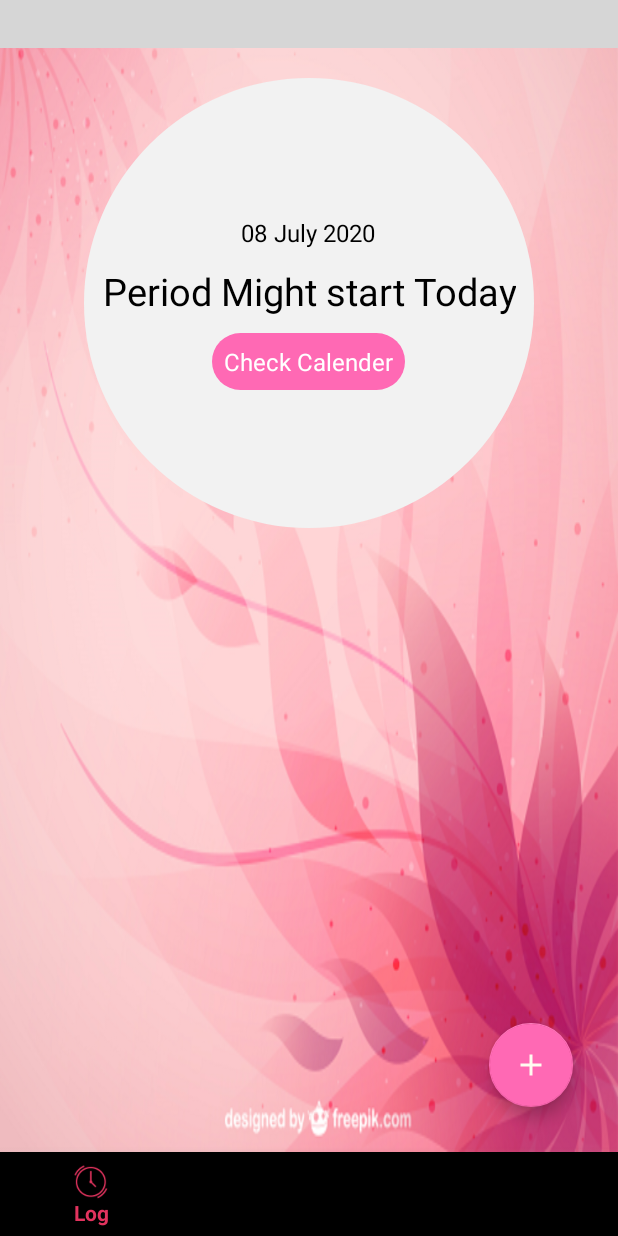
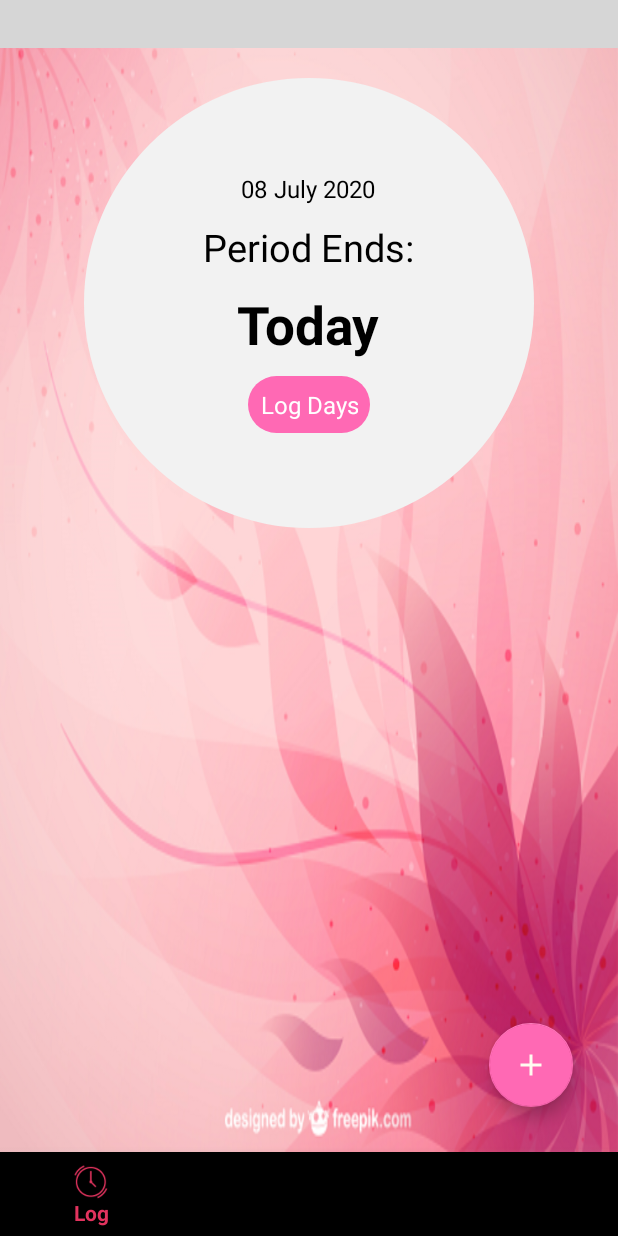
Before and after one commit to Karan326/FemApp, an Android app: the TodayFragment screen opened directly, with no data from a screen before it, on a phone screen of 412 x 824 dp. Run offline under Robolectric (Android 15) with nearby library versions, the phone set to English and light mode, and no system bars; libraries missing offline, so code that uses them is left out: com.harrywhewell.scrolldatepicker; plain views replace DayScrollDatePicker; 6 statements that could not run were skipped; grey boxes are pictures that could not be loaded.

Commit message:
graph,profile and settings update

```diff
--- a/app/src/main/java/com/example/floclone/Content_Fragments/MoreFragment.kt
+++ b/app/src/main/java/com/example/floclone/Content_Fragments/MoreFragment.kt
@@ -112,7 +112,6 @@ class MoreFragment : Fragment() {
 
                   saveOvulationValue()
 
-
               }else {
                   removeOvulationValues()
 
--- a/app/src/main/java/com/example/floclone/Content_Fragments/TodayFragment.kt
+++ b/app/src/main/java/com/example/floclone/Content_Fragments/TodayFragment.kt
@@ -27,6 +27,7 @@ class TodayFragment : Fragment() {
     lateinit var textView1: TextView
     lateinit var textView2: TextView
     lateinit var textView3: TextView
+    lateinit var textView4: TextView
     var Mwezi:String=""
 
     override fun onCreateView(inflater: LayoutInflater, container: ViewGroup?, savedInstanceState: Bundle?): View? {
@@ -39,6 +40,7 @@ class TodayFragment : Fragment() {
             textView1=view.findViewById(R.id.periodProgress)
             textView2=view.findViewById(R.id.periodProgressInfo)
             textView3=view.findViewById(R.id.predictionStatement)
+            textView4=view.findViewById(R.id.logCalenderTextView)
 
         readData()
         saveStartUp()
@@ -47,9 +49,8 @@ class TodayFragment : Fragment() {
         return view
     }
 
-    @SuppressLint("NewApi")
+    @SuppressLint("NewApi", "SimpleDateFormat")
     fun readData(){
-
 
         val sharedPreferences: SharedPreferences = context!!.getSharedPreferences("start", MODE_PRIVATE)
         val day = sharedPreferences.getInt("day",0)
@@ -61,217 +62,146 @@ class TodayFragment : Fragment() {
         scrolldatePicker.setEndDate(20,8,2020)
         scrolldatePicker.isSelected=true
 
-
-        when(month){
-
-           1 ->{
-               Mwezi="January"
-           }
-
-            2 ->{
-                Mwezi="February"
-            }
-
-            3 ->{
-                Mwezi="March"
-            }
-
-            4 ->{
-
-                Mwezi="April"
-
-            }
-
-            5 ->{
-
-                Mwezi="May"
-
-            }
-
-            6 ->{
-
-                Mwezi="June"
-            }
-
-            7 ->{
-
-                Mwezi="July"
-
-            }
-
-            8 ->{
-
-                Mwezi="August"
-
-            }
-
-            9 ->{
-
-                Mwezi="September"
-
-
-            }
-
-            10 ->{
-
-                Mwezi="October"
-
-            }
-
-            11 ->{
-
-                Mwezi="November"
-
-            }
-
-            12 ->{
-                Mwezi="December"
-
-
-            }
-
-        }
-
-
         val pref: SharedPreferences = context!!.getSharedPreferences("daysLog", MODE_PRIVATE)
         val days = pref.getInt("days",0)
 
         val cyclePref: SharedPreferences = context!!.getSharedPreferences("cycle", MODE_PRIVATE)
         val cycleDays = cyclePref.getInt("cycleDays",0)
 
-        //Here I take the date when the cycle began and add it with the cycle days to know when the next will start
+
+        checkPeriodDays(days,year,month,day,cycleDays)
+
+        //Setting Current Day for Logs
+        val myDateFormat = SimpleDateFormat("dd MMMM yyyy")
+        val currentDateAndTime = myDateFormat.format(Date())
+        textView.text = currentDateAndTime
+
+    }
+
+    @SuppressLint("SetTextI18n")
+    @RequiresApi(Build.VERSION_CODES.O)
+    fun predictFuture(cycleDays: Int, days: Int, year: Int, month: Int, day: Int) {
+
+        //Getting current date Today date
+        val  c:Calendar = Calendar.getInstance()
+        var siku:Int = c.get(Calendar.DAY_OF_MONTH)
+        val mwezi:Int= c.get(Calendar.MONTH)
+        val mwaka:Int= c.get(Calendar.YEAR)
+
+        //getting the future cycle days after I added the cycle Days
+        //Here I take the date when the cycle began and add it with the cycle days to know when the next cycle will start
         val cal: Calendar = Calendar.getInstance()
         cal.set(year,month,day)
         cal.add(Calendar.DATE,cycleDays)
-
-
-        val date = Date(cal.timeInMillis)
-        val sdf = SimpleDateFormat("dd-MMM-yyyy")
-        println(sdf.format(date))
-
-        //Setting Current Day for Logs
-        val stdf = SimpleDateFormat("dd MMMM yyyy")
-        val currentDateandTime = stdf.format(Date())
-        textView.text = currentDateandTime
-
-
-       //Getting current date Today date
-        val  c:Calendar = Calendar.getInstance()
-        val siku:Int = c.get(Calendar.DAY_OF_MONTH)
-        val mwezi:Int= c.get(Calendar.MONTH)
-        val mwaka:Int= c.get(Calendar.YEAR)
-
-
-        //getting the future cycle days after I added the cycle Days
         val sikuu:Int = cal.get(Calendar.DAY_OF_MONTH)
         val mwezii:Int= cal.get(Calendar.MONTH)
         val mwakaa:Int= cal.get(Calendar.YEAR)
-
 
 
         val end=LocalDate.of(mwakaa,mwezii,sikuu)
         val start=LocalDate.of(mwaka,mwezi,siku)
         val difference=ChronoUnit.DAYS.between(start,end)
 
-        Toast.makeText(context,"Remaining days "+difference, Toast.LENGTH_LONG).show()
+       // ToastMessage("Remaining days $difference")
 
+      if (difference.toInt() == 14){
 
-        //Ovulation usually occurs on the Mid days between the cycle days
-        //That is cycle days divided by 2
-        if (difference.toInt() == 14){
+            textView1.text="Ovulation Day"
+            textView2.text="High chance of getting pregnant"
+            textView3.text="Get Ready for Ovulation"
 
-            textView1.setText("Ovulation Day")
-            textView2.setText("High chance of getting pregnant")
-            textView3.setText("Get Ready for Ovulation")
-        }
+        }else if (difference.toInt() <= 10){
 
-        //Getting pregnant before ovulation is almost impossible
-        //The ovum has't been Released yet so fertilization can't happen
-        if (difference.toInt() <= 10){
+            textView1.text="$difference\tDays"
+            textView2.text="Low chance of getting pregnant"
+            textView3.text="Period In :"
 
-            textView1.setText(difference.toString()+"\tDays")
-            textView2.setText("Low chance of getting pregnant")
-            textView3.setText("Period In :")
+        }else if (difference.toInt() == 0){
 
-        }
-        //This is when the period starts on day 0 which is day one for the periods
-        if (difference.toInt() == 0){
+            val predictNextMonth=month+1
+            var whichYear=year
+            if (month==12){
 
+                whichYear=year+1
+                return
+            }
 
+            checkPeriodDays(days,whichYear, predictNextMonth, day, cycleDays)
+
+        }else if (difference.toInt() > 20){
+
+            val test=siku+1
+            textView1.text="Day $test"
             textView2.visibility=View.GONE
-            textView1.visibility=View.GONE
-            textView3.setText("Period Might start Today")
+            textView3.text="Current Cycle :"
 
-        }
-
-        //So basically this is the Day the period begins and we have to calculate for the next too
-        if (difference.toInt() <= 0){
-
-            predictFuture(cycleDays,days)
 
         }
 
 
     }
 
+
+    @SuppressLint("SetTextI18n")
     @RequiresApi(Build.VERSION_CODES.O)
-    fun predictFuture(cycleDays: Int, days: Int) {
+    fun checkPeriodDays(days: Int, year: Int, month: Int, day: Int, cycleDays: Int) {
 
-        //Showing the user which day of their period they are in
-        val calculate:Calendar= Calendar.getInstance()
-        calculate.add(Calendar.DATE,days)
+        val periodCalender:Calendar= Calendar.getInstance()
+        periodCalender.set(year,month,day)
+        periodCalender.add(Calendar.DATE,days)
+        val periodEndMonth=periodCalender.get(Calendar.MONTH)
+        val periodEndDay=periodCalender.get(Calendar.DAY_OF_MONTH)
+        val periodEndYear=periodCalender.get(Calendar.YEAR)
+
 
         val todayCalender:Calendar= Calendar.getInstance()
-        val todayDate=todayCalender.get(Calendar.DAY_OF_MONTH)
-        val todayMonth=todayCalender.get(Calendar.MONTH)
-        val todayYear=todayCalender.get(Calendar.YEAR)
-
-        val endPeriodDay=calculate.get(Calendar.DAY_OF_MONTH)
-        val endPeriodMonth=calculate.get(Calendar.MONTH)
-        val endPeriodYear=calculate.get(Calendar.YEAR)
+        val today:Int = todayCalender.get(Calendar.DAY_OF_MONTH)
+        val thisMonth:Int= todayCalender.get(Calendar.MONTH)
+        val thisYear:Int= todayCalender.get(Calendar.YEAR)
 
 
-        val PeriodStarts=LocalDate.of(todayYear,todayMonth,todayDate)
-        val PeriodEnds=LocalDate.of(endPeriodYear,endPeriodMonth,endPeriodDay)
+        val endDate=LocalDate.of(periodEndYear,periodEndMonth,periodEndDay)
+        val todaysDate=LocalDate.of(thisYear,thisMonth,today)
+        val differenceBtwnToday=ChronoUnit.DAYS.between(todaysDate,endDate)
 
+        /*ToastMessage("$periodEndDay/$periodEndMonth/$periodEndYear")
+       ToastMessage("$today/$thisMonth/$thisYear")*/
 
-        val calculatedDays=ChronoUnit.DAYS.between(PeriodStarts,PeriodEnds)
+        var dayOrDays=""
 
+        if (differenceBtwnToday.toInt()>2){
+            dayOrDays="Days"
 
-        val number_of_days:Int=calculatedDays.toInt()
-        Toast.makeText(context,"Period will End in"+number_of_days.toInt()+"\t Days",Toast.LENGTH_LONG).show()
+            textView1.text="$differenceBtwnToday $dayOrDays"
+            textView2.visibility=View.GONE
+            textView3.text="Period Ends In :"
+            textView4.text="Log Days"
+
+        }else if(differenceBtwnToday.toInt() == 0){
+
+            dayOrDays="Today"
+
+            textView1.text= dayOrDays
+            textView2.visibility=View.GONE
+            textView3.text="Period Ends:"
+            textView4.text="Log Days"
+
+        }else if(differenceBtwnToday.toInt() < 0){
+
+           predictFuture(cycleDays, days,year, month,day)
 
 
 
-        //So basically here is day 1 of the period
-        //I want to calculate the next period when it'll begin
-        //I will still use the data achieved which was the cycle days
+        }
 
-        //Getting the Calender date for that day so that I can add the next Month Period
-        val  c:Calendar = Calendar.getInstance()
-        val siku:Int = c.get(Calendar.DAY_OF_MONTH)
-        val mwezi:Int= c.get(Calendar.MONTH)
-        val mwaka:Int= c.get(Calendar.YEAR)
+        else{
 
-        //Here I take the date when the cycle began and add it with the cycle days to know when the next will start
-        val cal: Calendar = Calendar.getInstance()
-        cal.set(mwaka,mwezi,siku)
-        cal.add(Calendar.DATE,cycleDays)
+            dayOrDays="Day"
 
-
-        //getting the future cycle days after I added the period Days
-        val endDay:Int = cal.get(Calendar.DAY_OF_MONTH)
-        val endMonth:Int= cal.get(Calendar.MONTH)
-        val endYear:Int= cal.get(Calendar.YEAR)
-
-        //The day the first period to the next period
-        val PeriodStart=LocalDate.of(mwaka,mwezi,siku)
-        val PeriodEnd=LocalDate.of(endYear,endMonth,endDay)
-
-        val Daysdifference=ChronoUnit.DAYS.between(PeriodStart,PeriodEnd)
-
-      /*  Toast.makeText(context,"Next period starts in:\t"+Daysdifference.toInt()+"\tDays",Toast.LENGTH_LONG).show()
-        Toast.makeText(context,"Starts on:\t"+endDay.toInt()+"\tof\t"+endMonth.toInt(),Toast.LENGTH_LONG).show()*/
+            textView1.text="$differenceBtwnToday $dayOrDays"
+            textView2.visibility=View.GONE
+            textView3.text="Period Ends In :"
+        }
 
 
 
@@ -279,8 +209,7 @@ class TodayFragment : Fragment() {
     }
 
 
-
-    fun saveStartUp(){
+    private fun saveStartUp(){
 
         val startUpPreferences:SharedPreferences=context!!.getSharedPreferences("Login",MODE_PRIVATE)
         val editor:SharedPreferences.Editor=startUpPreferences.edit()
@@ -291,5 +220,11 @@ class TodayFragment : Fragment() {
 
     }
 
+    fun ToastMessage (message:String){
+
+        Toast.makeText(context,message, Toast.LENGTH_LONG).show()
+
+    }
+
 
 }
--- a/app/src/main/res/layout/activity_settings.xml
+++ b/app/src/main/res/layout/activity_settings.xml
@@ -51,8 +51,7 @@
                         android:padding="8dp"
                         android:layout_margin="5dp"
                         android:textSize="18sp"
-                        android:textColor="@color/black"
-                        android:textStyle="bold"/>
+                        android:textColor="@color/black" />
 
                     <View
                         android:layout_width="match_parent"
@@ -209,8 +208,7 @@
                         android:padding="8dp"
                         android:layout_margin="5dp"
                         android:textSize="18sp"
-                        android:textColor="@color/black"
-                        android:textStyle="bold"/>
+                        android:textColor="@color/black" />
 
                     <View
                         android:layout_width="match_parent"
--- a/app/src/main/res/layout/fragment_today.xml
+++ b/app/src/main/res/layout/fragment_today.xml
@@ -48,7 +48,7 @@
             android:layout_width="wrap_content"
             android:layout_height="wrap_content"
             android:id="@+id/predictionStatement"
-            android:text="Period in"
+            android:text=""
             android:textColor="#000"
             android:layout_margin="5dp"
             android:textSize="25sp"
@@ -58,8 +58,9 @@
             android:layout_width="wrap_content"
             android:layout_height="wrap_content"
             android:id="@+id/periodProgress"
-            android:text="Day 1"
+            android:text=""
             android:textColor="#000"
+            android:textStyle="bold"
             android:layout_margin="5dp"
             android:textSize="35sp"
             android:textAlignment="center"/>
@@ -68,7 +69,7 @@
         android:layout_width="wrap_content"
         android:layout_height="wrap_content"
         android:id="@+id/periodProgressInfo"
-        android:text="Chances of getting pregnant is high"
+        android:text=""
         android:textColor="#000"
         android:padding="8dp"
         android:layout_margin="5dp"
@@ -79,6 +80,7 @@
             android:layout_width="wrap_content"
             android:layout_height="wrap_content"
             android:text="Check Calender"
+            android:id="@+id/logCalenderTextView"
             android:background="@drawable/button_background"
             android:textColor="#fff"
             android:padding="8dp"
```
Also changed, not shown: app/src/main/java/com/example/floclone/Content_Fragments/CalenderFragment.kt (+40 -0 lines), app/src/main/java/com/example/floclone/UserMainScreen.kt (+22 -3 lines), 5 other files.
